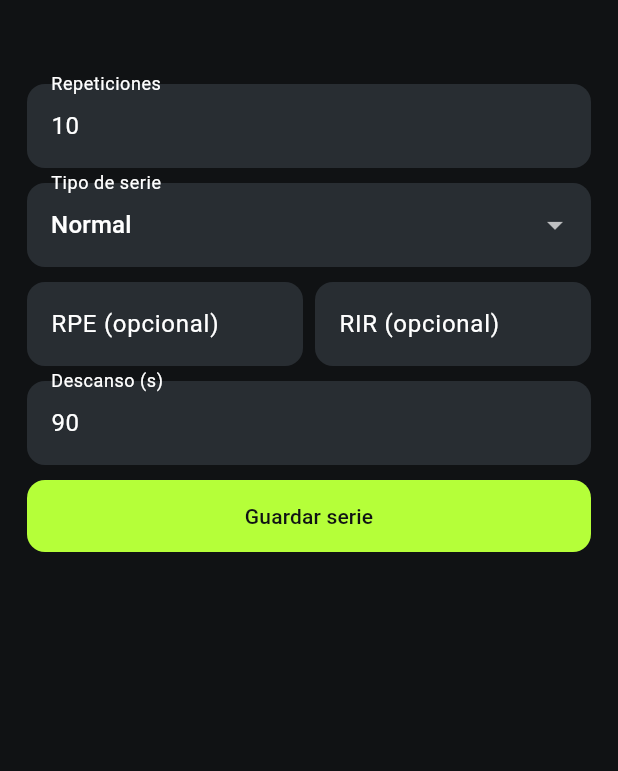
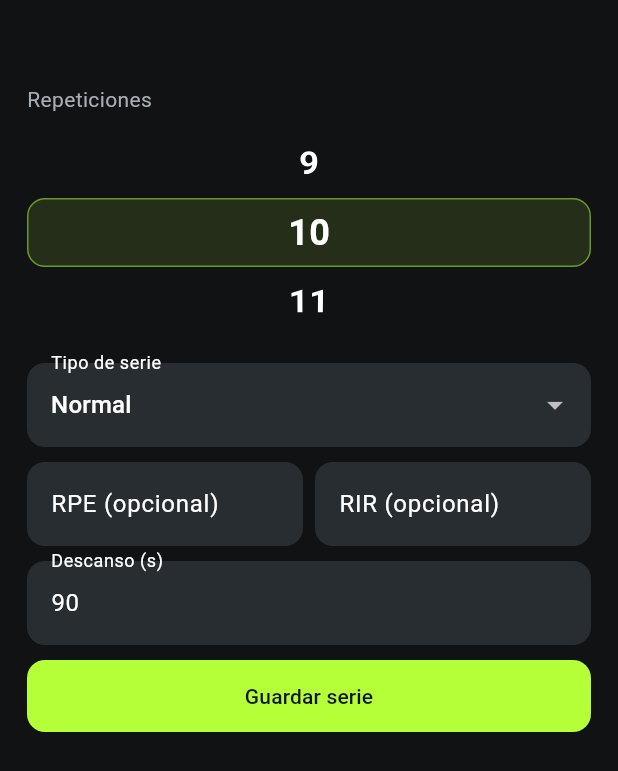
Before and after one commit to RenanEspinar/KYVORA, a Flutter app: the SetForm widget shown alone on an empty page, opened directly with empty values, on a phone screen of 412 x 824 dp. Shown: the top 771 px of the screen. Run offline on Flutter 3.47's test engine with Material 3 defaults, Android fonts, the phone set to English and light mode, and no system bars; our stand-ins replace dio, drift, fl_chart, flutter_riverpod, flutter_secure_storage, flutter_svg and 3 more; accounts and stored records are empty.

Commit message:
LIFTLOG 1.1 - Selector de repeticiones y carga

```diff
--- a/mobile/lib/training.dart
+++ b/mobile/lib/training.dart
@@ -562,10 +562,9 @@ class _SetForm extends State<SetForm> {
     final old = widget.old ?? {};
     kind = old['kind'] ?? 'normal';
     values = {
-      'load_kg': displayMass(
-        numOf(old['load_kg']),
-        widget.imperial,
-      ).toStringAsFixed(2),
+      'load_kg': numOf(old['load_kg']) == 0
+          ? ''
+          : displayMass(numOf(old['load_kg']), widget.imperial).toStringAsFixed(2),
       'reps': '${old['reps'] ?? 10}',
       'seconds': '${old['seconds'] ?? 60}',
       'distance_m': '${old['distance_m'] ?? 1000}',
@@ -573,6 +572,49 @@ class _SetForm extends State<SetForm> {
       'rir': '${old['rir'] ?? ''}',
       'rest_seconds': '${old['rest_seconds'] ?? 90}',
     };
+  }
+
+  Widget repetitionsWheel() {
+    final initial = (int.tryParse(values['reps'] ?? '') ?? 10).clamp(1, 1000);
+    return Padding(
+      padding: const EdgeInsets.only(bottom: 16),
+      child: Column(
+        crossAxisAlignment: CrossAxisAlignment.start,
+        children: [
+          const Text('Repeticiones', style: TextStyle(color: muted)),
+          const SizedBox(height: 8),
+          SizedBox(
+            height: 142,
+            child: Stack(
+              alignment: Alignment.center,
+              children: [
+                Container(
+                  height: 46,
+                  decoration: BoxDecoration(
+                    color: lime.withValues(alpha: .12),
+                    borderRadius: BorderRadius.circular(12),
+                    border: Border.all(color: lime.withValues(alpha: .5)),
+                  ),
+                ),
+                ListWheelScrollView.useDelegate(
+                  controller: FixedExtentScrollController(initialItem: initial - 1),
+                  physics: const FixedExtentScrollPhysics(),
+                  itemExtent: 46,
+                  onSelectedItemChanged: (index) => values['reps'] = '${index + 1}',
+                  childDelegate: ListWheelChildBuilderDelegate(
+                    childCount: 1000,
+                    builder: (context, index) => Center(
+                      child: Text('${index + 1}',
+                        style: const TextStyle(fontSize: 24, fontWeight: FontWeight.w600)),
+                    ),
+                  ),
+                ),
+              ],
+            ),
+          ),
+        ],
+      ),
+    );
   }
 
   Widget field(
@@ -587,11 +629,11 @@ class _SetForm extends State<SetForm> {
     child: TextFormField(
       initialValue: values[k],
       keyboardType: TextInputType.numberWithOptions(decimal: !integer),
-      decoration: InputDecoration(labelText: label),
+      decoration: InputDecoration(labelText: label, hintText: k == 'load_kg' ? '0' : null),
       onChanged: (v) => values[k] = v.replaceAll(',', '.'),
       validator: (_) {
         final v = values[k] ?? '';
-        if (optional && v.isEmpty) return null;
+        if ((optional || k == 'load_kg') && v.isEmpty) return null;
         final n = double.tryParse(v);
         return n == null ||
                 !n.isFinite ||
@@ -639,7 +681,7 @@ class _SetForm extends State<SetForm> {
                   0,
                   displayMass(1000, widget.imperial),
                 ),
-              if (!timed) field('reps', 'Repeticiones', 1, 1000, integer: true),
+              if (!timed) repetitionsWheel(),
               if (timed) field('seconds', 'Duración (s)', 1, 86400),
               if (mode == 'distance_time')
                 field('distance_m', 'Distancia (m)', 1, 1000000),
@@ -692,7 +734,7 @@ class _SetForm extends State<SetForm> {
                       'id': ids.v4(),
                       'kind': kind,
                       'load_kg': weighted
-                          ? normalizedMass(val('load_kg')!, widget.imperial)
+                          ? normalizedMass(val('load_kg') ?? 0, widget.imperial)
                           : 0.0,
                       'reps': timed ? null : val('reps')!.toInt(),
                       'seconds': timed ? val('seconds') : null,
--- a/mobile/pubspec.yaml
+++ b/mobile/pubspec.yaml
@@ -1,7 +1,7 @@
 name: liftlog
 description: Registro de entrenamiento y comunidad autoalojada.
 publish_to: none
-version: 1.0.0+1
+version: 1.1.0+2
 environment:
   sdk: '>=3.9.0 <4.0.0'
 dependencies:
```
Also changed, not shown: 1 other file.
